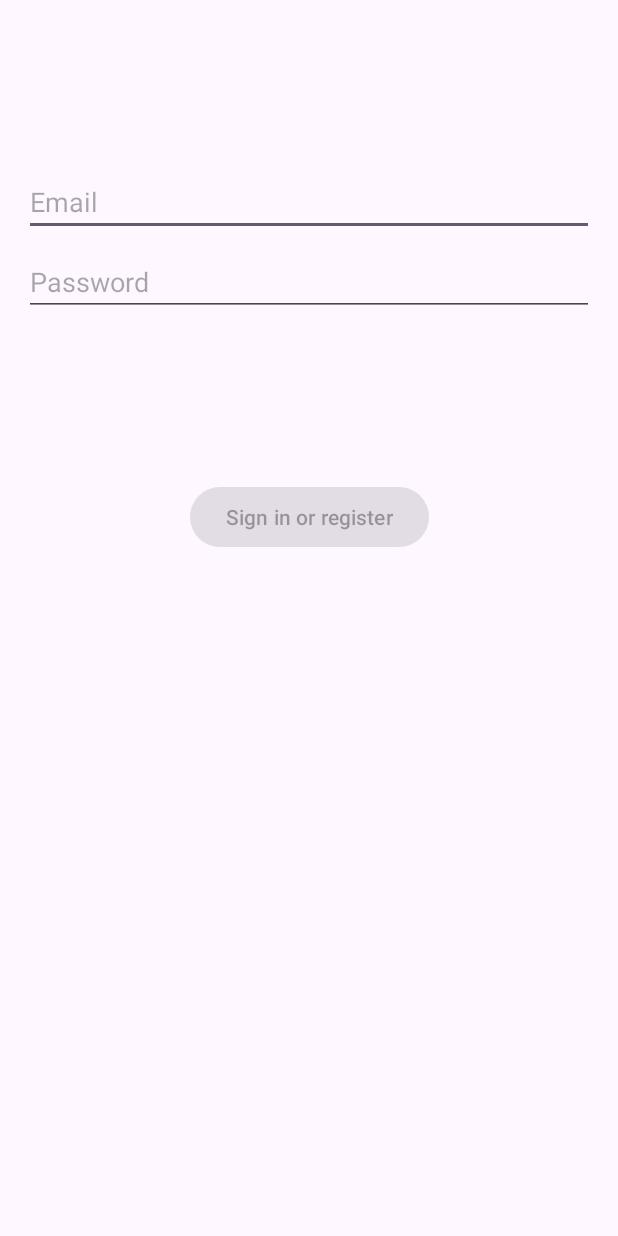
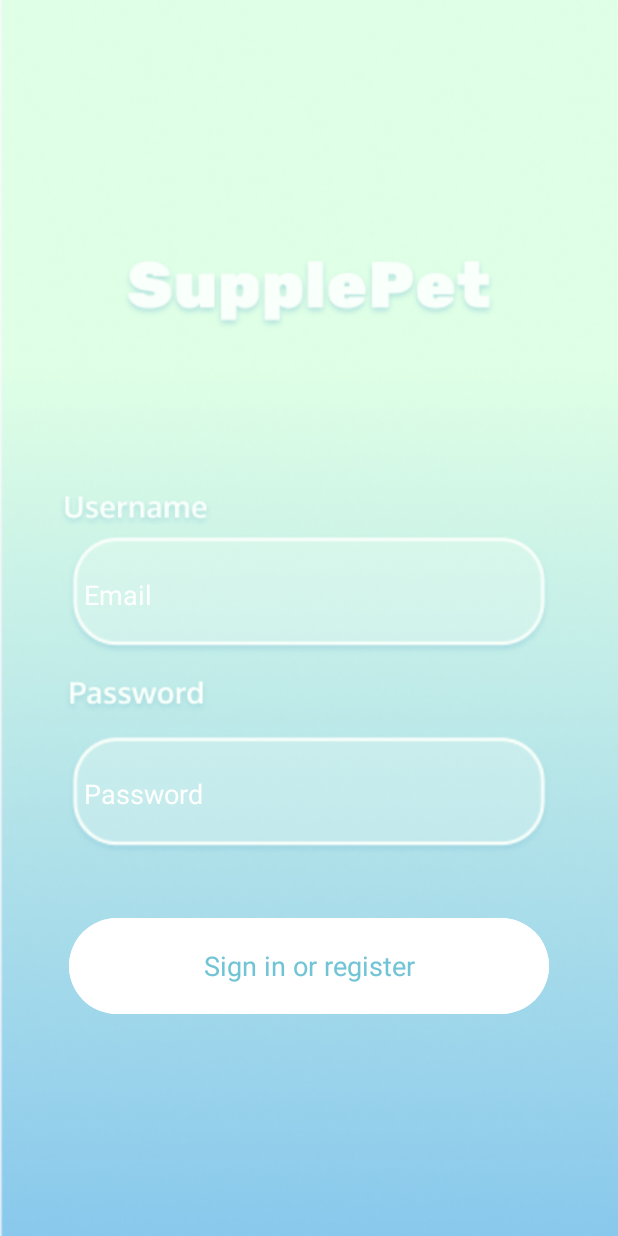
Before and after one commit to aidantrabs/SupplePet, an Android app: the layout activity_login.xml on its own in the app's theme, with its tools: preview values and no code run, on a phone screen of 412 x 824 dp. Run offline under Robolectric (Android 15) with nearby library versions, the phone set to English and light mode, and no system bars.

Commit message:
Add Login Page Design

```diff
--- a/app/build.gradle
+++ b/app/build.gradle
@@ -4,7 +4,7 @@ plugins {
 
 android {
     namespace 'com.wlu.aidan.supplepet'
-    compileSdk 33
+    compileSdk 34
 
     defaultConfig {
         applicationId "com.wlu.aidan.supplepet"
--- a/app/src/main/AndroidManifest.xml
+++ b/app/src/main/AndroidManifest.xml
@@ -29,16 +29,17 @@
             android:exported="false" />
         <activity
             android:name=".ui.login.LoginActivity"
-            android:exported="false"
-            android:label="@string/title_activity_login" />
+            android:exported="true"
+            android:label="@string/title_activity_login">
+        <intent-filter>
+            <action android:name="android.intent.action.MAIN" />
+
+            <category android:name="android.intent.category.LAUNCHER" />
+        </intent-filter>
+        </activity>
         <activity
             android:name=".MainActivity"
             android:exported="true">
-            <intent-filter>
-                <action android:name="android.intent.action.MAIN" />
-
-                <category android:name="android.intent.category.LAUNCHER" />
-            </intent-filter>
         </activity>
     </application>
 
--- a/app/src/main/res/layout/activity_login.xml
+++ b/app/src/main/res/layout/activity_login.xml
@@ -5,65 +5,123 @@
     android:id="@+id/container"
     android:layout_width="match_parent"
     android:layout_height="match_parent"
+    android:background="@drawable/login_background"
     android:paddingLeft="@dimen/activity_horizontal_margin"
     android:paddingTop="@dimen/activity_vertical_margin"
     android:paddingRight="@dimen/activity_horizontal_margin"
     android:paddingBottom="@dimen/activity_vertical_margin"
     tools:context=".ui.login.LoginActivity">
 
+    <ImageView
+        android:id="@+id/imageView"
+        android:layout_width="250dp"
+        android:layout_height="70dp"
+        app:layout_constraintBottom_toBottomOf="parent"
+        app:layout_constraintEnd_toEndOf="parent"
+        app:layout_constraintHorizontal_bias="0.5"
+        app:layout_constraintStart_toStartOf="parent"
+        app:layout_constraintTop_toTopOf="parent"
+        app:layout_constraintVertical_bias="0.2"
+        app:srcCompat="@drawable/supplepet" />
+
     <EditText
         android:id="@+id/username"
-        android:layout_width="0dp"
-        android:layout_height="wrap_content"
-        android:layout_marginTop="96dp"
+        android:layout_width="300dp"
+        android:layout_height="60dp"
+        android:layout_marginTop="6dp"
+        android:layout_marginBottom="6dp"
         android:hint="@string/prompt_email"
         android:inputType="textEmailAddress"
         android:selectAllOnFocus="true"
+        android:textColorHint="@color/white"
+        android:background="@android:color/transparent"
+        app:layout_constraintBottom_toBottomOf="@+id/imageView2"
         app:layout_constraintEnd_toEndOf="parent"
         app:layout_constraintStart_toStartOf="parent"
-        app:layout_constraintTop_toTopOf="parent" />
+        app:layout_constraintTop_toTopOf="@+id/imageView2"
+        app:layout_constraintVertical_bias="0.479" />
 
     <EditText
         android:id="@+id/password"
-        android:layout_width="0dp"
-        android:layout_height="wrap_content"
-        android:layout_marginTop="8dp"
+        android:layout_width="300dp"
+        android:layout_height="60dp"
+        android:layout_marginTop="6dp"
+        android:layout_marginBottom="6dp"
         android:hint="@string/prompt_password"
         android:imeActionLabel="@string/action_sign_in_short"
         android:imeOptions="actionDone"
         android:inputType="textPassword"
         android:selectAllOnFocus="true"
+        android:textColorHint="@color/white"
+        android:background="@android:color/transparent"
+        app:layout_constraintBottom_toBottomOf="@id/imageView3"
         app:layout_constraintEnd_toEndOf="parent"
+        app:layout_constraintHorizontal_bias="0.5"
         app:layout_constraintStart_toStartOf="parent"
-        app:layout_constraintTop_toBottomOf="@+id/username" />
+        app:layout_constraintTop_toTopOf="@id/imageView3"
+        app:layout_constraintVertical_bias="0.409" />
+
+    <ImageView
+        android:id="@+id/imageView2"
+        android:layout_width="333dp"
+        android:layout_height="82dp"
+        app:layout_constraintBottom_toBottomOf="parent"
+        app:layout_constraintEnd_toEndOf="parent"
+        app:layout_constraintHorizontal_bias="0.5"
+        app:layout_constraintStart_toStartOf="parent"
+        app:layout_constraintTop_toTopOf="parent"
+        app:layout_constraintVertical_bias="0.479"
+        app:srcCompat="@drawable/user_input" />
+
+    <ImageView
+        android:id="@+id/imageView3"
+        android:layout_width="333dp"
+        android:layout_height="82dp"
+        app:layout_constraintBottom_toBottomOf="parent"
+        app:layout_constraintEnd_toEndOf="parent"
+        app:layout_constraintHorizontal_bias="0.5"
+        app:layout_constraintStart_toStartOf="parent"
+        app:layout_constraintTop_toTopOf="parent"
+        app:layout_constraintVertical_bias="0.667"
+        app:srcCompat="@drawable/user_input" />
 
     <Button
         android:id="@+id/login"
+        android:layout_width="320dp"
+        android:layout_height="72dp"
+        android:layout_gravity="start"
+        android:backgroundTint="@color/white"
+        android:enabled="true"
+        android:text="@string/action_sign_in"
+        android:textAppearance="@style/TextAppearance.AppCompat.Medium"
+        android:textColor="#71C4D5"
+        app:layout_constraintBottom_toBottomOf="parent"
+        app:layout_constraintEnd_toEndOf="parent"
+        app:layout_constraintHorizontal_bias="0.5"
+        app:layout_constraintStart_toStartOf="parent"
+        app:layout_constraintTop_toTopOf="parent"
+        app:layout_constraintVertical_bias="0.822" />
+
+    <ImageView
+        android:id="@+id/imageView4"
         android:layout_width="wrap_content"
         android:layout_height="wrap_content"
-        android:layout_gravity="start"
-        android:layout_marginTop="16dp"
-        android:layout_marginBottom="64dp"
-        android:enabled="false"
-        android:text="@string/action_sign_in"
-        app:layout_constraintBottom_toBottomOf="parent"
+        android:layout_marginBottom="4dp"
+        app:layout_constraintBottom_toTopOf="@+id/imageView2"
         app:layout_constraintEnd_toEndOf="parent"
+        app:layout_constraintHorizontal_bias="0.081"
         app:layout_constraintStart_toStartOf="parent"
-        app:layout_constraintTop_toBottomOf="@+id/password"
-        app:layout_constraintVertical_bias="0.2" />
+        app:srcCompat="@drawable/user_name" />
 
-    <ProgressBar
-        android:id="@+id/loading"
+    <ImageView
+        android:id="@+id/imageView5"
         android:layout_width="wrap_content"
         android:layout_height="wrap_content"
-        android:layout_gravity="center"
-        android:layout_marginTop="64dp"
-        android:layout_marginBottom="64dp"
-        android:visibility="gone"
-        app:layout_constraintBottom_toBottomOf="parent"
-        app:layout_constraintEnd_toEndOf="@+id/password"
-        app:layout_constraintStart_toStartOf="@+id/password"
-        app:layout_constraintTop_toTopOf="parent"
-        app:layout_constraintVertical_bias="0.3" />
+        app:layout_constraintBottom_toTopOf="@+id/imageView3"
+        app:layout_constraintEnd_toEndOf="parent"
+        app:layout_constraintHorizontal_bias="0.092"
+        app:layout_constraintStart_toStartOf="parent"
+        app:layout_constraintTop_toBottomOf="@+id/imageView2"
+        app:srcCompat="@drawable/password" />
 
 </androidx.constraintlayout.widget.ConstraintLayout>
```
Also changed, not shown: app/src/main/res/drawable/login_background.png (added), app/src/main/res/drawable/password.png (added), app/src/main/res/drawable/supplepet.png (added), app/src/main/res/drawable/user_input.png (added), app/src/main/res/drawable/user_name.png (added), app/src/main/res/drawable/vector1.png (added), app/src/main/res/drawable/vector2.png (added).
